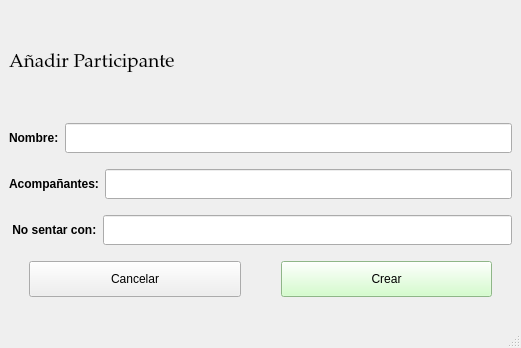
First picture: the form in src/ui/AñadirParticipante.ui, repository IvanJesusCorbalanPascual/Gestor-de-Eventos, before the edit.
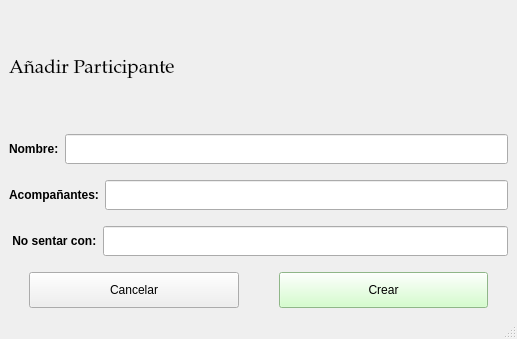
Second picture: the form after the edit.

```diff
--- a/src/ui/AñadirParticipante.ui
+++ b/src/ui/AñadirParticipante.ui
@@ -6,8 +6,8 @@
    <rect>
     <x>0</x>
     <y>0</y>
-    <width>521</width>
-    <height>348</height>
+    <width>517</width>
+    <height>339</height>
    </rect>
   </property>
   <property name="windowTitle">
@@ -151,7 +151,7 @@
        <number>20</number>
       </property>
       <property name="bottomMargin">
-       <number>20</number>
+       <number>0</number>
       </property>
       <item>
        <widget class="QPushButton" name="btnCancelar">
```
Left out of the diff: 4 changed lines with no effect on the pictures.
